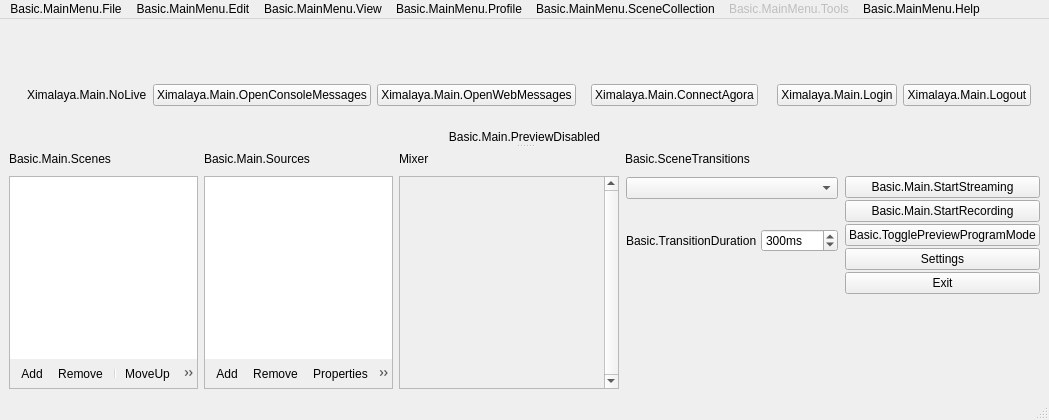
Old version of the form UI/forms/OBSBasic.ui in the repository flying19880517/obs-studio.
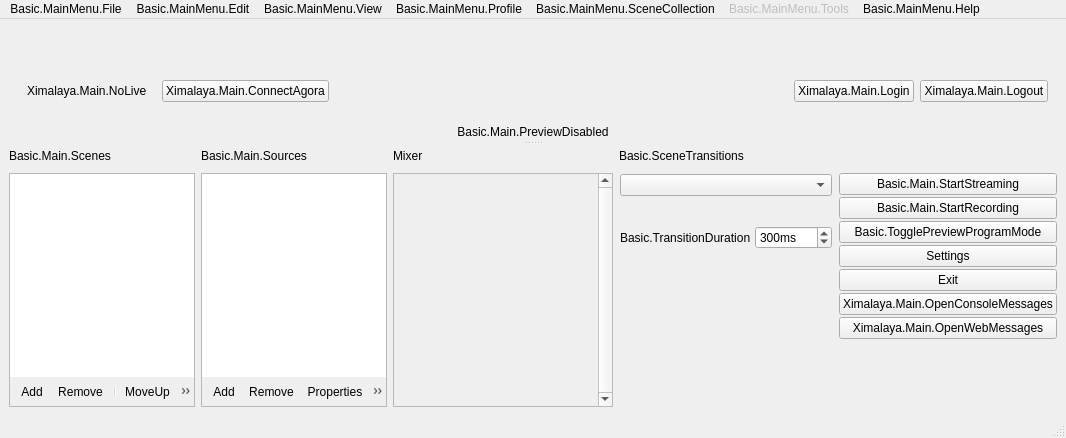
New version of the form. Icons and pictures are not drawn. Custom widgets are drawn as their Qt base class.

Commit message: 隐藏网页直播间按钮，并改控制台按钮提示文字

Diff of the .ui file:
```diff
--- a/UI/forms/OBSBasic.ui
+++ b/UI/forms/OBSBasic.ui
@@ -7,8 +7,8 @@
    <rect>
     <x>0</x>
     <y>0</y>
-    <width>1006</width>
-    <height>420</height>
+    <width>1066</width>
+    <height>438</height>
    </rect>
   </property>
   <property name="sizePolicy">
@@ -147,20 +147,6 @@
                 </property>
                </widget>
               </item>
-              <item>
-               <widget class="QPushButton" name="btnOpenConsoleMessages">
-                <property name="text">
-                 <string>Ximalaya.Main.OpenConsoleMessages</string>
-                </property>
-               </widget>
-              </item>
-              <item>
-               <widget class="QPushButton" name="btnOpenWebMessages">
-                <property name="text">
-                 <string>Ximalaya.Main.OpenWebMessages</string>
-                </property>
-               </widget>
-              </item>
              </layout>
             </widget>
            </item>
@@ -272,6 +258,20 @@
             </property>
            </widget>
           </item>
+          <item>
+           <widget class="QPushButton" name="btnOpenConsoleMessages">
+            <property name="text">
+             <string>Ximalaya.Main.OpenConsoleMessages</string>
+            </property>
+           </widget>
+          </item>
+          <item>
+           <widget class="QPushButton" name="btnOpenWebMessages">
+            <property name="text">
+             <string>Ximalaya.Main.OpenWebMessages</string>
+            </property>
+           </widget>
+          </item>
           <item>
            <spacer name="expVSpacer_2">
             <property name="orientation">
@@ -890,7 +890,7 @@
     <rect>
      <x>0</x>
      <y>0</y>
-     <width>1006</width>
+     <width>1066</width>
      <height>21</height>
     </rect>
    </property>
```
The commit also changes 2 other files.
